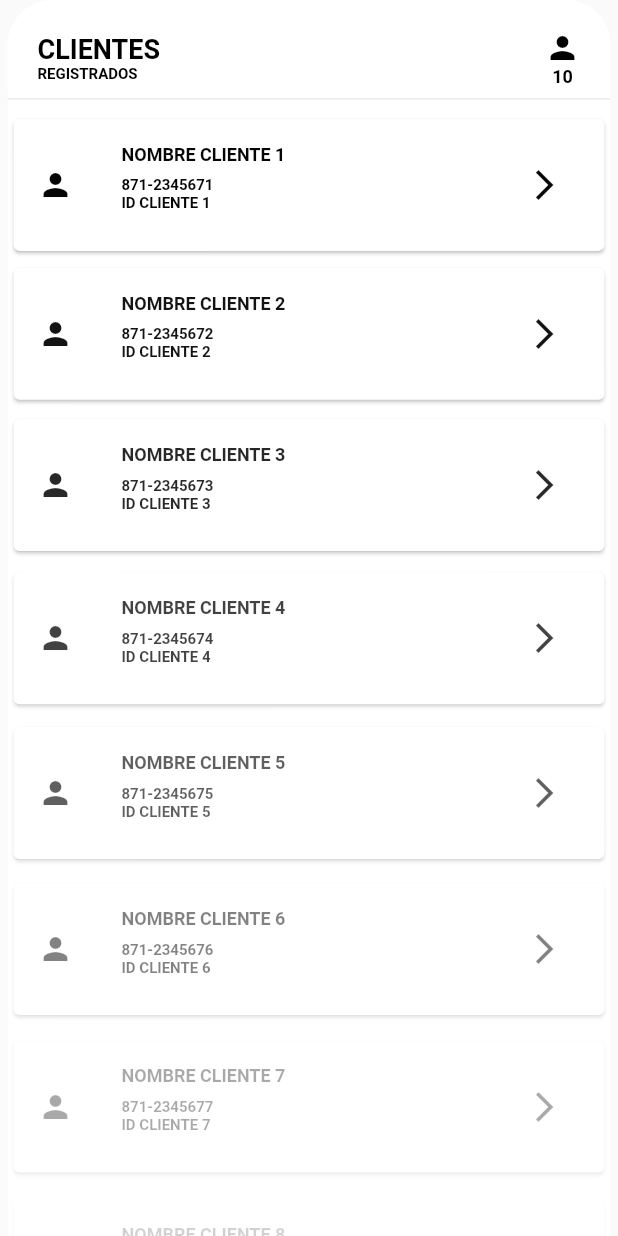
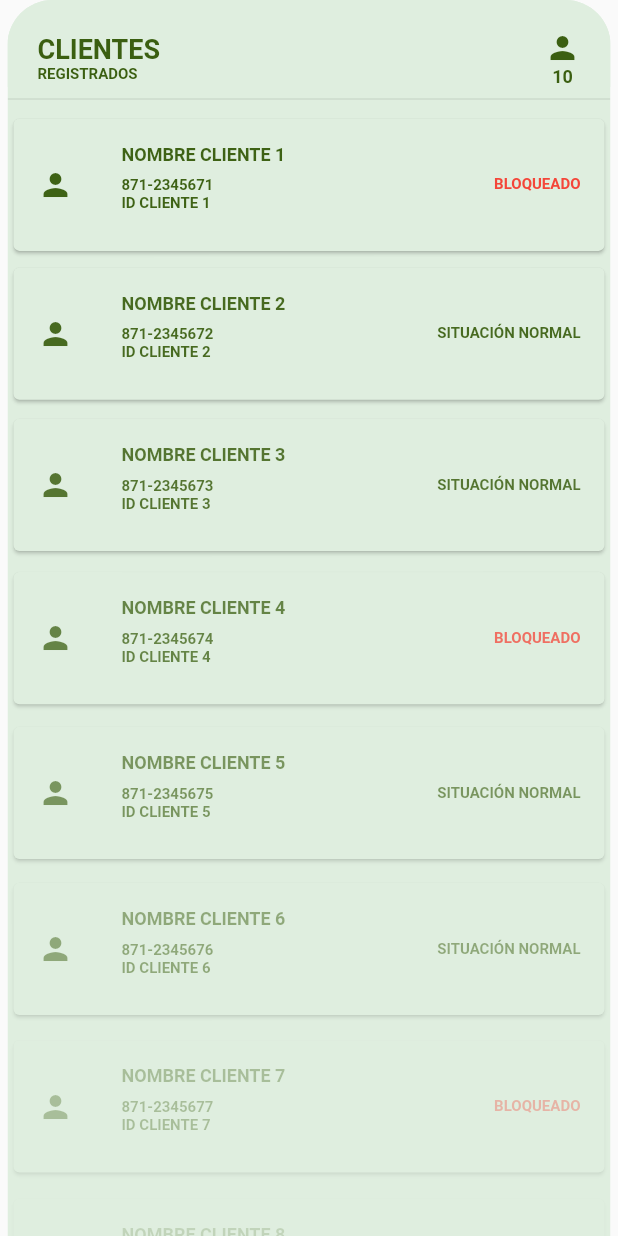
Before and after one commit to guillermoherrera/app_vale_cv, a Flutter app: the ClientesPage widget shown alone on an empty page, opened directly, on a phone screen of 412 x 824 dp. Run offline on Flutter 3.47's test engine with Material 2 defaults, Android fonts, the phone set to English and light mode, and no system bars; our stand-ins replace bloc, flutter_bloc.

```diff
--- a/lib/Pages/homepage/clientes_page.dart
+++ b/lib/Pages/homepage/clientes_page.dart
@@ -12,7 +12,8 @@ class ClientesPage extends StatefulWidget {
   State<ClientesPage> createState() => _ClientesPageState();
 }
 
-class _ClientesPageState extends State<ClientesPage> {
+class _ClientesPageState extends State<ClientesPage>
+    with AutomaticKeepAliveClientMixin {
   final _customRoute = CustomRouteTransition();
   final GlobalKey<RefreshIndicatorState> _refreshKey =
       GlobalKey<RefreshIndicatorState>();
@@ -38,6 +39,7 @@ class _ClientesPageState extends State<ClientesPage> {
 
   @override
   Widget build(BuildContext context) {
+    super.build(context);
     return Column(
       children: [
         Expanded(
@@ -131,8 +133,10 @@ class _ClientesPageState extends State<ClientesPage> {
                   return WidgetAnimator(
                       child: GestureDetector(
                           onTap: () {
-                            // ignore: avoid_print
-                            print('print');
+                            Navigator.push(
+                                context,
+                                _customRoute
+                                    .createRutaSlide(Constants.pageCliente));
                           },
                           child: CustomListTile(
                               title: Text('NOMBRE CLIENTE ${index + 1}',
@@ -148,15 +152,17 @@ class _ClientesPageState extends State<ClientesPage> {
                               ),
                               leading: const Icon(Icons.person,
                                   color: Constants.colorDefaultText),
-                              trailing: IconButton(
-                                  onPressed: () {
-                                    Navigator.push(
-                                        context,
-                                        _customRoute.createRutaSlide(
-                                            Constants.pageCliente));
-                                  },
-                                  icon: const Icon(Icons.arrow_forward_ios,
-                                      color: Constants.colorDefaultText)))));
+                              trailing: index % 3 != 0
+                                  ? const Text(
+                                      'SITUACIÓN NORMAL',
+                                      style: Constants.textStyleParagraph,
+                                    )
+                                  : const Text('BLOQUEADO',
+                                      style:
+                                          Constants.textStyleParagraphError))));
                 })));
   }
+
+  @override
+  bool get wantKeepAlive => true;
 }
--- a/lib/helpers/constants.dart
+++ b/lib/helpers/constants.dart
@@ -2,17 +2,17 @@ import 'package:flutter/material.dart';
 
 class Constants {
   //Colors
-  static const Color colorPrimary = Colors.grey;
-  static const Color colorSecondary = Colors.grey;
-  static const Color colorAlternative = Colors.black;
-  static const Color colorDefault = Colors.white;
-  static const Color colorDefaultText = Colors.black;
+  // static const Color colorPrimary = Colors.grey;
+  // static const Color colorSecondary = Colors.grey;
+  // static const Color colorAlternative = Colors.black;
+  // static const Color colorDefault = Colors.white;
+  // static const Color colorDefaultText = Colors.black;
 
-  static const Color colorPrimaryC = Color(0xff75BD23);
-  static const Color colorSecondaryC = Color(0xff04448C);
-  static const Color colorAlternativeC = Color(0xff357FB7);
-  static const Color colorDefaultC = Color(0xffDFEEDF);
-  static const Color colorDefaultTextC = Color(0xff3B5F11);
+  static const Color colorPrimary = Color(0xff75BD23);
+  static const Color colorSecondary = Color(0xff04448C);
+  static const Color colorAlternative = Color(0xff357FB7);
+  static const Color colorDefault = Color(0xffDFEEDF);
+  static const Color colorDefaultText = Color(0xff3B5F11);
 
   //Rutas
   static const String pageRoot = 'root';
```
Also changed, not shown: lib/Pages/homepage/inicio_page.dart (+6 -1 lines), lib/Pages/homepage/vales_page.dart (+6 -1 lines).
